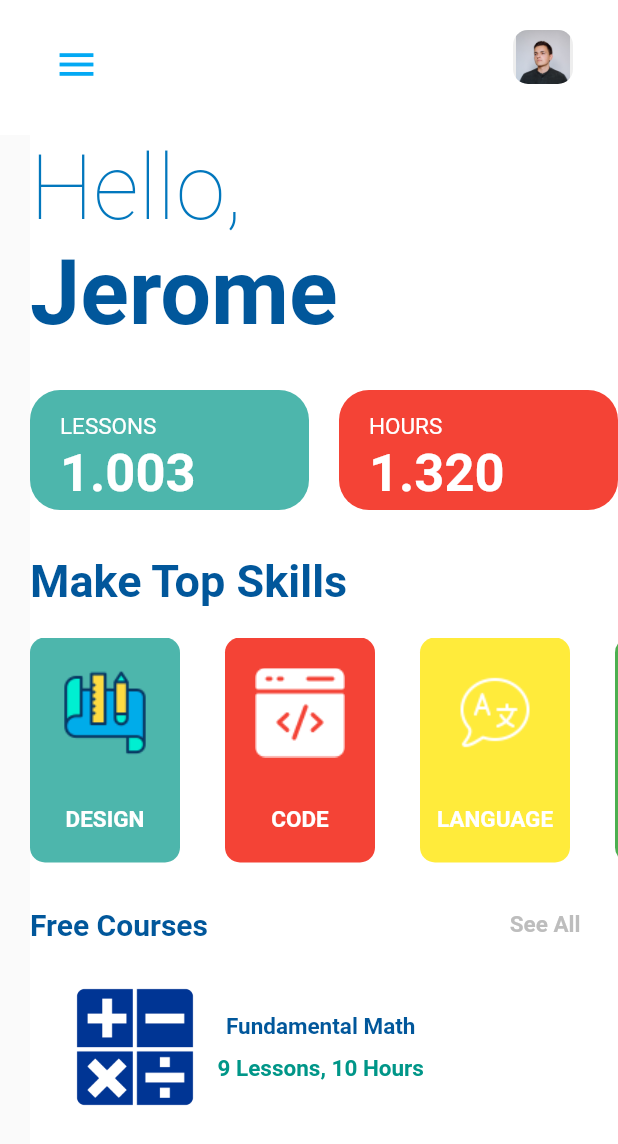
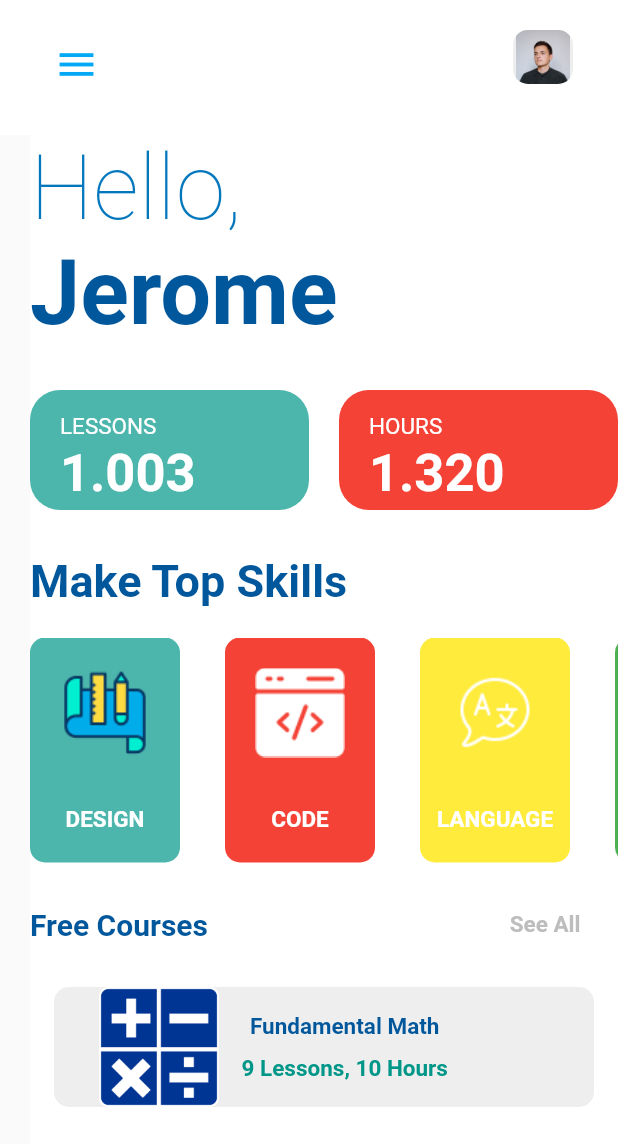
Before and after one commit to Mahmoud-Hanyy/E-Learning, a Flutter app: the screen it shows after launch, on a phone screen of 412 x 824 dp. Shown: the top 1144 px of the screen. Run offline on Flutter 3.47's test engine with Material 2 defaults, Android fonts, the phone set to English and light mode, and no system bars.

Commit message:
Lessons page is created

```diff
--- a/lib/pages/home_page.dart
+++ b/lib/pages/home_page.dart
@@ -1,4 +1,6 @@
 import 'package:flutter/material.dart';
+
+import 'lessons.dart';
 
 class HomePage extends StatefulWidget {
   const HomePage({super.key});
@@ -307,6 +309,78 @@ class _HomePageState extends State<HomePage> {
                         ),
                       ],
                     ),
+                    const SizedBox(width: 30,),
+                    Column(
+                      children: [
+                        Stack(
+                          alignment: Alignment.bottomCenter,
+                          children: [
+                            Container(
+                              width: 100,
+                              height: 150,
+                              decoration: BoxDecoration(
+                                borderRadius: BorderRadius.circular(10),
+                                color: Colors.black,
+                              ),
+                            ),
+                            const Padding(
+                              padding: EdgeInsets.only(bottom: 20.0),
+                              child: Text("MUSIC",
+                                style: TextStyle(
+                                    color: Colors.white,
+                                    fontSize: 15,
+                                    fontWeight: FontWeight.bold
+                                ),
+                              ),
+                            ),
+                            const Padding(
+                              padding: EdgeInsets.only(bottom: 70.0),
+                              child: Image(
+                                image: AssetImage("lib/images/music.png"),
+                                width: 60,
+                                height: 60,
+                              ),
+                            )
+                          ],
+                        ),
+                      ],
+                    ),
+                    const SizedBox(width: 30,),
+                    Column(
+                      children: [
+                        Stack(
+                          alignment: Alignment.bottomCenter,
+                          children: [
+                            Container(
+                              width: 100,
+                              height: 150,
+                              decoration: BoxDecoration(
+                                borderRadius: BorderRadius.circular(10),
+                                color: Colors.green,
+                              ),
+                            ),
+                            const Padding(
+                              padding: EdgeInsets.only(bottom: 20.0),
+                              child: Text("SPORT",
+                                style: TextStyle(
+                                    color: Colors.white,
+                                    fontSize: 15,
+                                    fontWeight: FontWeight.bold
+                                ),
+                              ),
+                            ),
+                            const Padding(
+                              padding: EdgeInsets.only(bottom: 70.0),
+                              child: Image(
+                                image: AssetImage("lib/images/sport.png"),
+                                width: 60,
+                                height: 60,
+                              ),
+                            )
+                          ],
+                        ),
+                      ],
+                    ),
                   ],
                 ),
               ),
@@ -342,7 +416,18 @@ class _HomePageState extends State<HomePage> {
                 ],
               ),
               const SizedBox(height: 30,),
-              Row(
+              MaterialButton(
+                onPressed: (){
+                  Navigator.push(context,
+                  MaterialPageRoute(
+                      builder: (context) => Lessons()));
+                },
+                child: Container(
+                  decoration: BoxDecoration(
+                    borderRadius: BorderRadius.circular(10),
+                    color: Colors.grey[200],
+                  ),
+                  child: Row(
                     children: [
                       Padding(
                         padding: const EdgeInsets.only(left: 30.0),
@@ -371,6 +456,8 @@ class _HomePageState extends State<HomePage> {
                       ),
                     ],
                   ),
+                ),
+              ),
             ],
           ),
         ),
--- /dev/null
+++ b/lib/pages/lessons.dart
@@ -0,0 +1,18 @@
+import 'package:flutter/cupertino.dart';
+import 'package:flutter/material.dart';
+
+class Lessons extends StatefulWidget {
+  const Lessons({super.key});
+
+  @override
+  State<Lessons> createState() => _LessonsState();
+}
+
+class _LessonsState extends State<Lessons> {
+  @override
+  Widget build(BuildContext context) {
+    return Scaffold(
+
+    );
+  }
+}
```
Also changed, not shown: lib/images/law.png (added), lib/images/music.png (added). Lines whose indentation alone changed are shown as unchanged.
